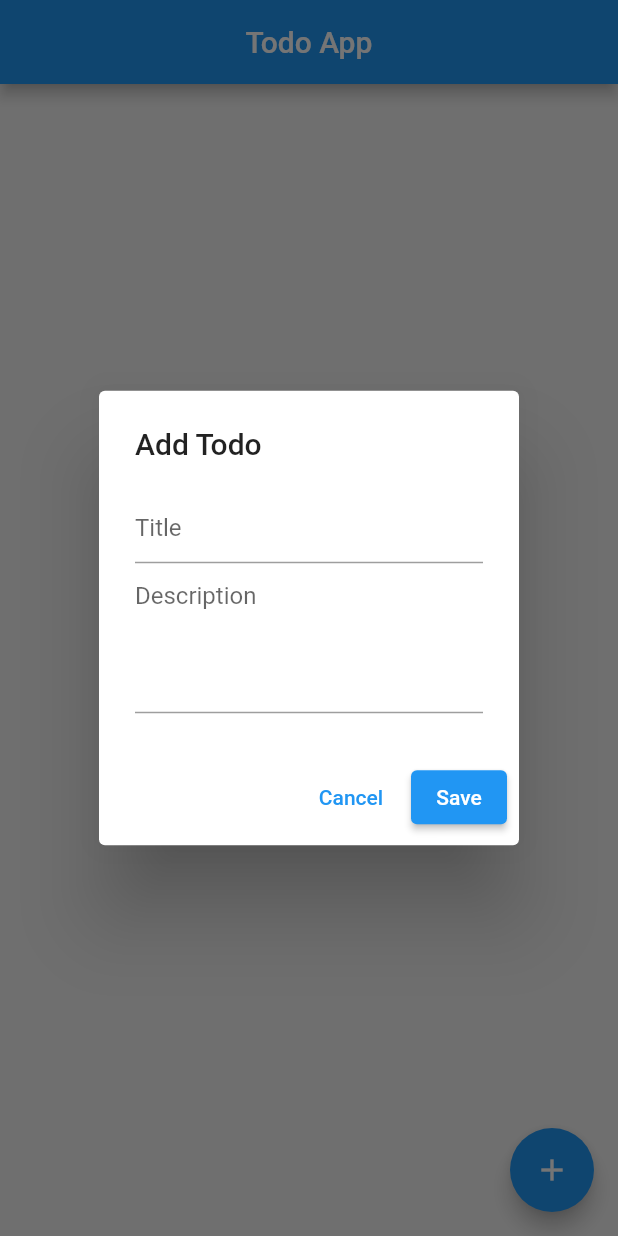
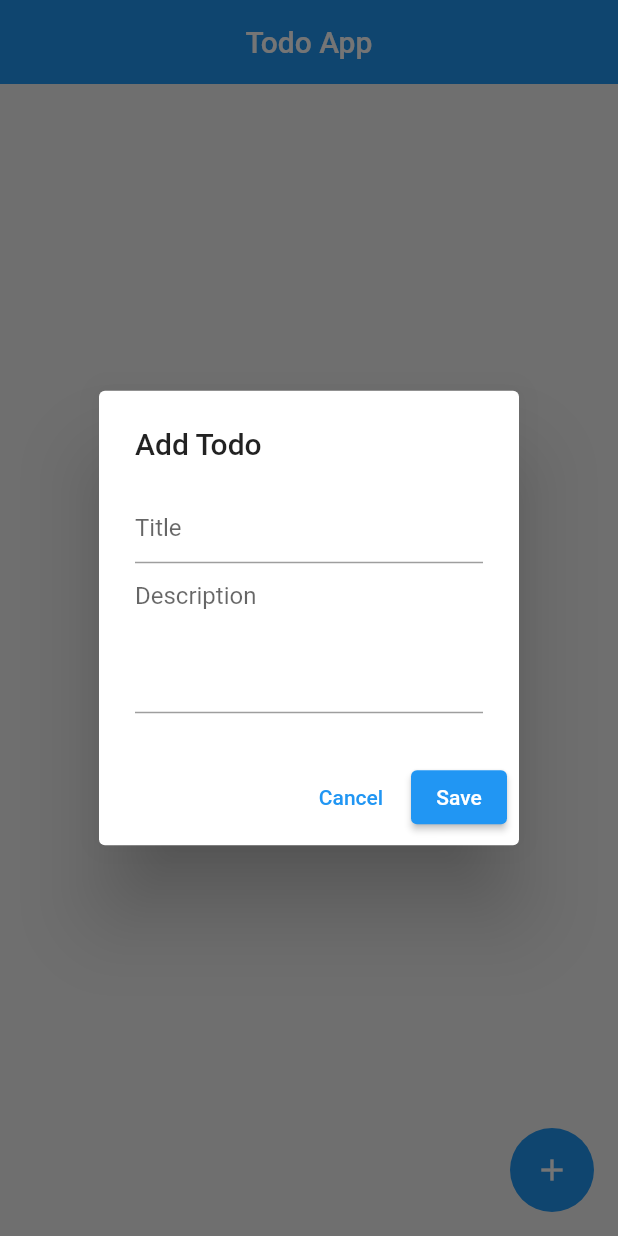
Before and after one commit to timnyambane/ftodo_app, a Flutter app: the screen it shows after launch, after a tap on the "add" icon, on a phone screen of 412 x 824 dp. Run offline on Flutter 3.47's test engine with Material 2 defaults, Android fonts, the phone set to English and light mode, and no system bars; network calls fail.

Commit message:
elevation adjustments

```diff
--- a/lib/screens/home.dart
+++ b/lib/screens/home.dart
@@ -156,9 +156,7 @@ class _HomePageState extends State<HomePage> {
     return Scaffold(
       backgroundColor: const Color(0xFFF3F3F3),
       appBar: AppBar(
-        title: const Text("Todo App"),
-        centerTitle: true,
-      ),
+          title: const Text("Todo App"), centerTitle: true, elevation: 0),
       body: Padding(
         padding: const EdgeInsets.all(4.0),
         child: RefreshIndicator(
@@ -177,13 +175,10 @@ class _HomePageState extends State<HomePage> {
                         setState(() {
                           isChecked = newVal;
                         });
-
-                        // Update the todo in the database
                         todo['completed'] = isChecked ? 1 : 0;
                         try {
                           await checkUpdate(todo, todo['id']);
                         } catch (e) {
-                          debugPrint('Error updating todo: $e');
                           errorSnackBar(context, "Failed to update todo.");
                         }
                       }
@@ -236,6 +231,7 @@ class _HomePageState extends State<HomePage> {
       ),
       floatingActionButton: FloatingActionButton(
         onPressed: createNewTodo,
+        elevation: 0,
         child: const Icon(Icons.add),
       ),
     );
```
